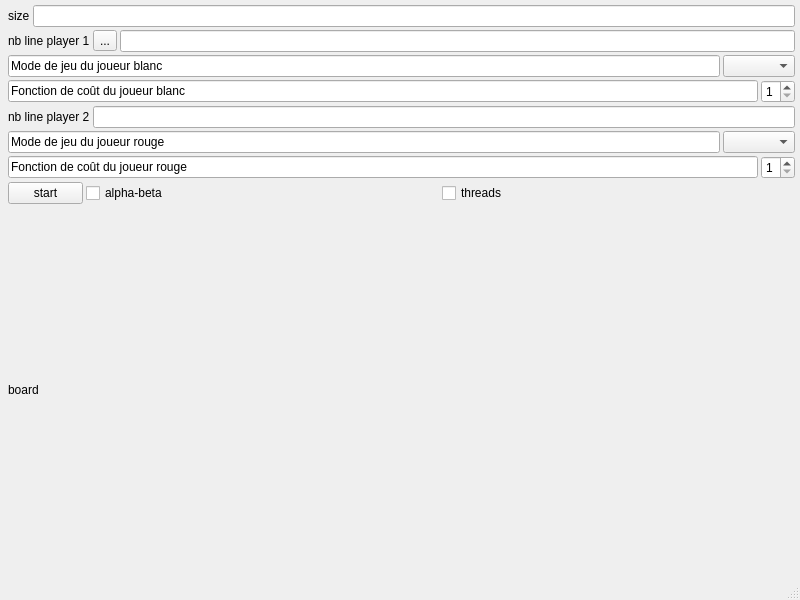
Qt form qt/checkers/mainwindow2.ui (romaincarlsen/EtudesPratiques) before a commit.
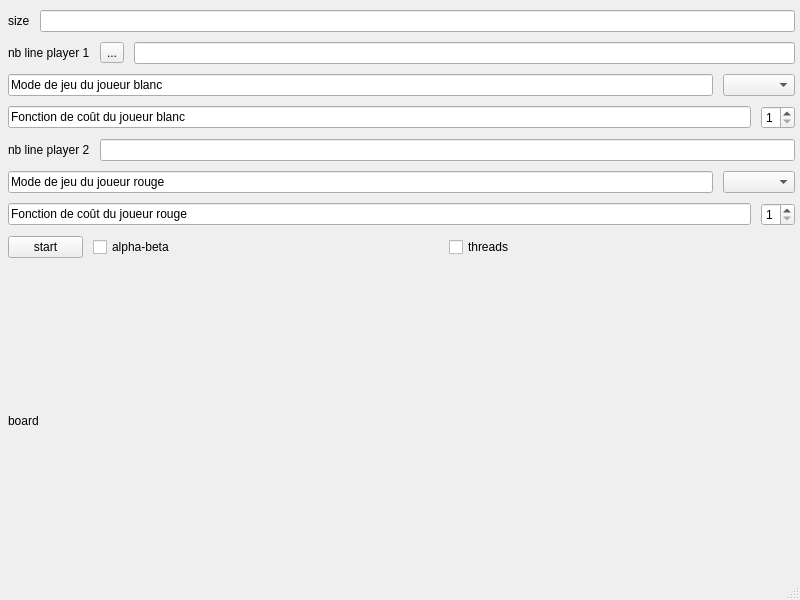
The same form after that commit.

```diff
--- a/qt/checkers/mainwindow2.ui
+++ b/qt/checkers/mainwindow2.ui
@@ -135,9 +135,15 @@
     </item>
     <item>
      <layout class="QVBoxLayout" name="verticalLayout">
+      <property name="spacing">
+       <number>10</number>
+      </property>
       <property name="sizeConstraint">
        <enum>QLayout::SetMinimumSize</enum>
       </property>
+      <property name="topMargin">
+       <number>5</number>
+      </property>
       <item>
        <layout class="QHBoxLayout" name="horizontalLayout_4">
         <item>
```
Left out of the diff: 6 changed lines with no effect on the pictures.
